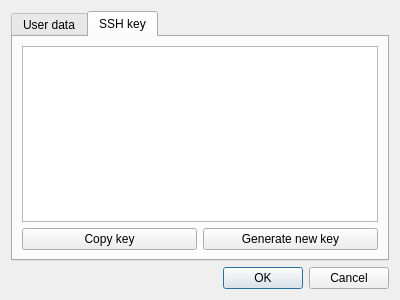
Above: gitraffe/layouts/settings_dialog.ui from pycircle/gitraffe before the change. Below: the same form after it.
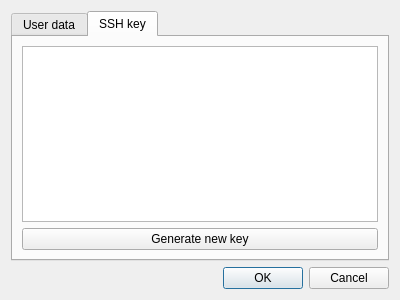
That is the form after the change. The open tabs and pages were chosen to show the change.

Commit message: resizing col & mod in settings dialog

```diff
--- a/gitraffe/layouts/settings_dialog.ui
+++ b/gitraffe/layouts/settings_dialog.ui
@@ -71,22 +71,11 @@
         </widget>
        </item>
        <item>
-        <layout class="QHBoxLayout" name="horizontalLayout">
-         <item>
-          <widget class="QPushButton" name="copyButton">
-           <property name="text">
-            <string>Copy key</string>
-           </property>
-          </widget>
-         </item>
-         <item>
           <widget class="QPushButton" name="generateButton">
            <property name="text">
             <string>Generate new key</string>
            </property>
           </widget>
-         </item>
-        </layout>
        </item>
       </layout>
      </widget>
```
Lines whose indentation alone changed are shown as unchanged. The commit also changes 3 other files.
